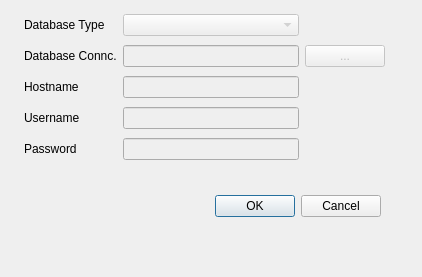
jmuelbert/jmbde-QT, file src/preferencesdialog.ui: the form before one commit.
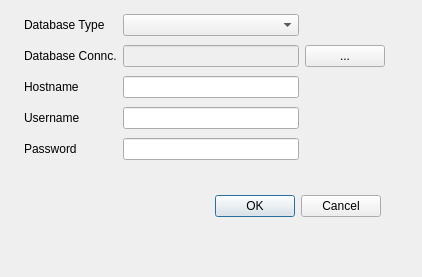
The form after the commit.

Diff of the .ui file:
```diff
--- a/src/preferencesdialog.ui
+++ b/src/preferencesdialog.ui
@@ -10,6 +10,12 @@
     <height>277</height>
    </rect>
   </property>
+  <property name="maximumSize">
+   <size>
+    <width>422</width>
+    <height>277</height>
+   </size>
+  </property>
   <property name="windowTitle">
    <string>Dialog</string>
   </property>
@@ -42,21 +48,21 @@
     <item row="1" column="2">
      <widget class="QComboBox" name="comboBoxDatabaseType">
       <property name="enabled">
-       <bool>false</bool>
+       <bool>true</bool>
       </property>
      </widget>
     </item>
     <item row="5" column="2">
      <widget class="QLineEdit" name="lineEditPassword">
       <property name="enabled">
-       <bool>false</bool>
+       <bool>true</bool>
       </property>
      </widget>
     </item>
     <item row="2" column="3">
      <widget class="QPushButton" name="pushButtonDBForceFileDialog">
       <property name="enabled">
-       <bool>false</bool>
+       <bool>true</bool>
       </property>
       <property name="text">
        <string>...</string>
@@ -94,7 +100,7 @@
     <item row="4" column="2">
      <widget class="QLineEdit" name="lineEditUserName">
       <property name="enabled">
-       <bool>false</bool>
+       <bool>true</bool>
       </property>
      </widget>
     </item>
@@ -111,7 +117,7 @@
     <item row="3" column="2">
      <widget class="QLineEdit" name="lineEditHostName">
       <property name="enabled">
-       <bool>false</bool>
+       <bool>true</bool>
       </property>
      </widget>
     </item>
```
